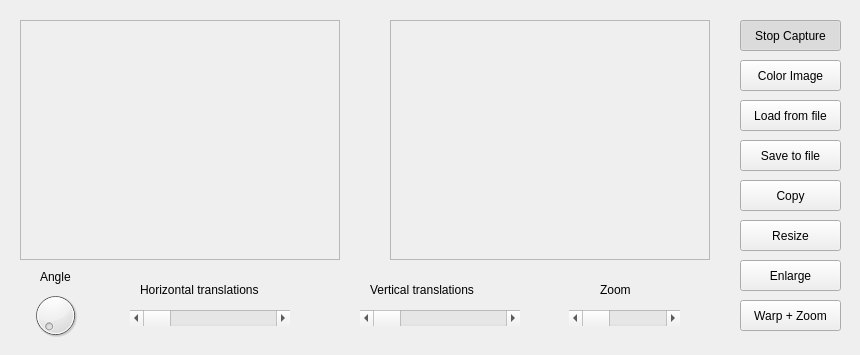
Above: P2/mainwindow.ui from JesusCHA/VA before the change. Below: the same form after it.
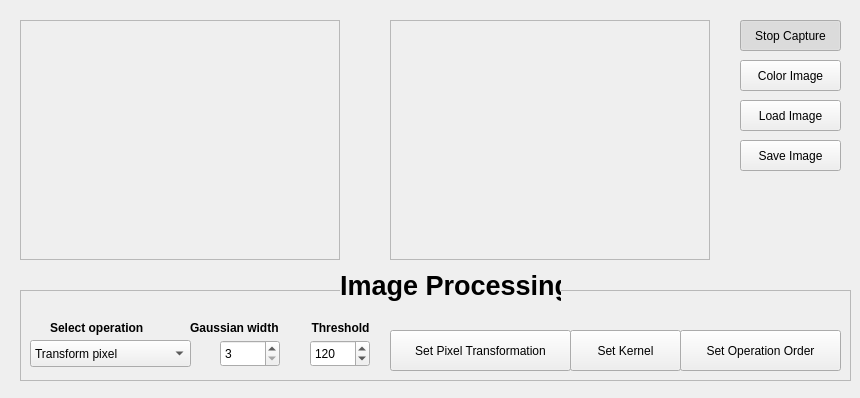
That is the form after the change.

What changed in the file:
```diff
--- a/P2/mainwindow.ui
+++ b/P2/mainwindow.ui
@@ -7,7 +7,7 @@
     <x>0</x>
     <y>0</y>
     <width>860</width>
-    <height>355</height>
+    <height>398</height>
    </rect>
   </property>
   <property name="windowTitle">
@@ -93,173 +93,238 @@
     </rect>
    </property>
    <property name="text">
-    <string>Load from file</string>
+    <string>Load Image</string>
    </property>
-  </widget>
-  <widget class="QPushButton" name="saveFileButton">
-   <property name="geometry">
-    <rect>
-     <x>740</x>
-     <y>140</y>
-     <width>101</width>
-     <height>31</height>
-    </rect>
+   <property name="checkable">
+    <bool>false</bool>
    </property>
-   <property name="text">
-    <string>Save to file</string>
+   <property name="checked">
+    <bool>false</bool>
    </property>
   </widget>
-  <widget class="QPushButton" name="copyButton">
+  <widget class="QFrame" name="processingFrame">
    <property name="geometry">
     <rect>
-     <x>740</x>
-     <y>180</y>
-     <width>101</width>
-     <height>31</height>
-    </rect>
-   </property>
-   <property name="text">
-    <string>Copy</string>
-   </property>
-  </widget>
-  <widget class="QPushButton" name="resizeButton">
-   <property name="geometry">
-    <rect>
-     <x>740</x>
-     <y>220</y>
-     <width>101</width>
-     <height>31</height>
-    </rect>
-   </property>
-   <property name="text">
-    <string>Resize</string>
-   </property>
-  </widget>
-  <widget class="QPushButton" name="enlargeButton">
-   <property name="geometry">
-    <rect>
-     <x>740</x>
-     <y>260</y>
-     <width>101</width>
-     <height>31</height>
-    </rect>
-   </property>
-   <property name="text">
-    <string>Enlarge</string>
-   </property>
-  </widget>
-  <widget class="QDial" name="angleDial">
-   <property name="geometry">
-    <rect>
-     <x>30</x>
+     <x>20</x>
      <y>290</y>
-     <width>51</width>
-     <height>51</height>
+     <width>831</width>
+     <height>91</height>
     </rect>
    </property>
-  </widget>
-  <widget class="QScrollBar" name="horizontalTranslation">
-   <property name="geometry">
-    <rect>
-     <x>130</x>
-     <y>310</y>
-     <width>160</width>
-     <height>16</height>
-    </rect>
+   <property name="frameShape">
+    <enum>QFrame::StyledPanel</enum>
    </property>
-   <property name="orientation">
-    <enum>Qt::Horizontal</enum>
+   <property name="frameShadow">
+    <enum>QFrame::Raised</enum>
    </property>
-  </widget>
-  <widget class="QScrollBar" name="verticalTranslation">
-   <property name="geometry">
-    <rect>
-     <x>360</x>
-     <y>310</y>
-     <width>160</width>
-     <height>16</height>
-    </rect>
-   </property>
-   <property name="orientation">
-    <enum>Qt::Horizontal</enum>
-   </property>
-  </widget>
-  <widget class="QScrollBar" name="zoomTranslation">
-   <property name="geometry">
-    <rect>
-     <x>569</x>
-     <y>310</y>
-     <width>111</width>
-     <height>16</height>
-    </rect>
-   </property>
-   <property name="orientation">
-    <enum>Qt::Horizontal</enum>
-   </property>
+   <widget class="QComboBox" name="operationComboBox">
+    <property name="geometry">
+     <rect>
+      <x>10</x>
+      <y>50</y>
+      <width>161</width>
+      <height>27</height>
+     </rect>
+    </property>
+    <item>
+     <property name="text">
+      <string>Transform pixel</string>
+     </property>
+    </item>
+    <item>
+     <property name="text">
+      <string>Thresholding</string>
+     </property>
+    </item>
+    <item>
+     <property name="text">
+      <string>Equalize</string>
+     </property>
+    </item>
+    <item>
+     <property name="text">
+      <string>Gaussian Blur</string>
+     </property>
+    </item>
+    <item>
+     <property name="text">
+      <string>Median Blur</string>
+     </property>
+    </item>
+    <item>
+     <property name="text">
+      <string>Linear Filter</string>
+     </property>
+    </item>
+    <item>
+     <property name="text">
+      <string>Dilate</string>
+     </property>
+    </item>
+    <item>
+     <property name="text">
+      <string>Erode</string>
+     </property>
+    </item>
+    <item>
+     <property name="text">
+      <string>Apply several...</string>
+     </property>
+    </item>
+   </widget>
+   <widget class="QLabel" name="operationLabel">
+    <property name="geometry">
+     <rect>
+      <x>30</x>
+      <y>30</y>
+      <width>121</width>
+      <height>17</height>
+     </rect>
+    </property>
+    <property name="text">
+     <string>&lt;html&gt;&lt;head/&gt;&lt;body&gt;&lt;p&gt;&lt;span style=&quot; font-weight:600;&quot;&gt;Select operation&lt;/span&gt;&lt;/p&gt;&lt;/body&gt;&lt;/html&gt;</string>
+    </property>
+   </widget>
+   <widget class="QLabel" name="gaussianLabel">
+    <property name="geometry">
+     <rect>
+      <x>170</x>
+      <y>30</y>
+      <width>111</width>
+      <height>17</height>
+     </rect>
+    </property>
+    <property name="text">
+     <string>&lt;html&gt;&lt;head/&gt;&lt;body&gt;&lt;p&gt;&lt;span style=&quot; font-weight:600;&quot;&gt;Gaussian width&lt;/span&gt;&lt;/p&gt;&lt;/body&gt;&lt;/html&gt;</string>
+    </property>
+   </widget>
+   <widget class="QSpinBox" name="thresholdSpinBox">
+    <property name="geometry">
+     <rect>
+      <x>290</x>
+      <y>50</y>
+      <width>60</width>
+      <height>27</height>
+     </rect>
+    </property>
+    <property name="maximum">
+     <number>255</number>
+    </property>
+    <property name="value">
+     <number>120</number>
+    </property>
+   </widget>
+   <widget class="QLabel" name="gaussianLabel_2">
+    <property name="geometry">
+     <rect>
+      <x>280</x>
+      <y>30</y>
+      <width>81</width>
+      <height>17</height>
+     </rect>
+    </property>
+    <property name="text">
+     <string>&lt;html&gt;&lt;head/&gt;&lt;body&gt;&lt;p align=&quot;center&quot;&gt;&lt;span style=&quot; font-weight:600;&quot;&gt;Threshold&lt;/span&gt;&lt;/p&gt;&lt;/body&gt;&lt;/html&gt;</string>
+    </property>
+   </widget>
+   <widget class="QPushButton" name="kernelButton">
+    <property name="geometry">
+     <rect>
+      <x>550</x>
+      <y>40</y>
+      <width>111</width>
+      <height>41</height>
+     </rect>
+    </property>
+    <property name="text">
+     <string>Set Kernel</string>
+    </property>
+   </widget>
+   <widget class="QPushButton" name="operOrderButton">
+    <property name="geometry">
+     <rect>
+      <x>660</x>
+      <y>40</y>
+      <width>161</width>
+      <height>41</height>
+     </rect>
+    </property>
+    <property name="text">
+     <string>Set Operation Order</string>
+    </property>
+   </widget>
+   <widget class="QPushButton" name="pixelTButton">
+    <property name="geometry">
+     <rect>
+      <x>370</x>
+      <y>40</y>
+      <width>181</width>
+      <height>41</height>
+     </rect>
+    </property>
+    <property name="text">
+     <string>Set Pixel Transformation</string>
+    </property>
+   </widget>
+   <widget class="QSpinBox" name="gaussWidthBox">
+    <property name="geometry">
+     <rect>
+      <x>200</x>
+      <y>50</y>
+      <width>60</width>
+      <height>27</height>
+     </rect>
+    </property>
+    <property name="minimum">
+     <number>3</number>
+    </property>
+    <property name="maximum">
+     <number>19</number>
+    </property>
+    <property name="singleStep">
+     <number>2</number>
+    </property>
+    <property name="value">
+     <number>3</number>
+    </property>
+   </widget>
   </widget>
   <widget class="QLabel" name="label">
    <property name="geometry">
     <rect>
-     <x>140</x>
-     <y>280</y>
-     <width>141</width>
-     <height>20</height>
-    </rect>
-   </property>
-   <property name="text">
-    <string>Horizontal translations</string>
-   </property>
-  </widget>
-  <widget class="QLabel" name="label_2">
-   <property name="geometry">
-    <rect>
-     <x>40</x>
+     <x>340</x>
      <y>270</y>
-     <width>58</width>
-     <height>14</height>
+     <width>221</width>
+     <height>31</height>
     </rect>
    </property>
-   <property name="text">
-    <string>Angle</string>
+   <property name="autoFillBackground">
+    <bool>true</bool>
    </property>
-  </widget>
-  <widget class="QLabel" name="label_3">
-   <property name="geometry">
-    <rect>
-     <x>370</x>
-     <y>280</y>
-     <width>141</width>
-     <height>20</height>
-    </rect>
-   </property>
    <property name="text">
-    <string>Vertical translations</string>
+    <string>&lt;html&gt;&lt;head/&gt;&lt;body&gt;&lt;p&gt;&lt;span style=&quot; font-size:20pt; font-weight:600;&quot;&gt;Image Processing&lt;/span&gt;&lt;/p&gt;&lt;/body&gt;&lt;/html&gt;</string>
    </property>
-  </widget>
-  <widget class="QLabel" name="label_4">
-   <property name="geometry">
-    <rect>
-     <x>600</x>
-     <y>280</y>
-     <width>51</width>
-     <height>20</height>
-    </rect>
+   <property name="textFormat">
+    <enum>Qt::RichText</enum>
    </property>
-   <property name="text">
-    <string>Zoom</string>
-   </property>
   </widget>
   <widget class="QPushButton" name="warpZoomButton">
    <property name="geometry">
     <rect>
      <x>740</x>
-     <y>300</y>
+     <y>140</y>
      <width>101</width>
      <height>31</height>
     </rect>
    </property>
    <property name="text">
-    <string>Warp + Zoom</string>
+    <string>Save Image</string>
+   </property>
+   <property name="checkable">
+    <bool>false</bool>
+   </property>
+   <property name="checked">
+    <bool>false</bool>
    </property>
   </widget>
  </widget>
```
Left out of the diff: 4 changed lines with no effect on the pictures.
